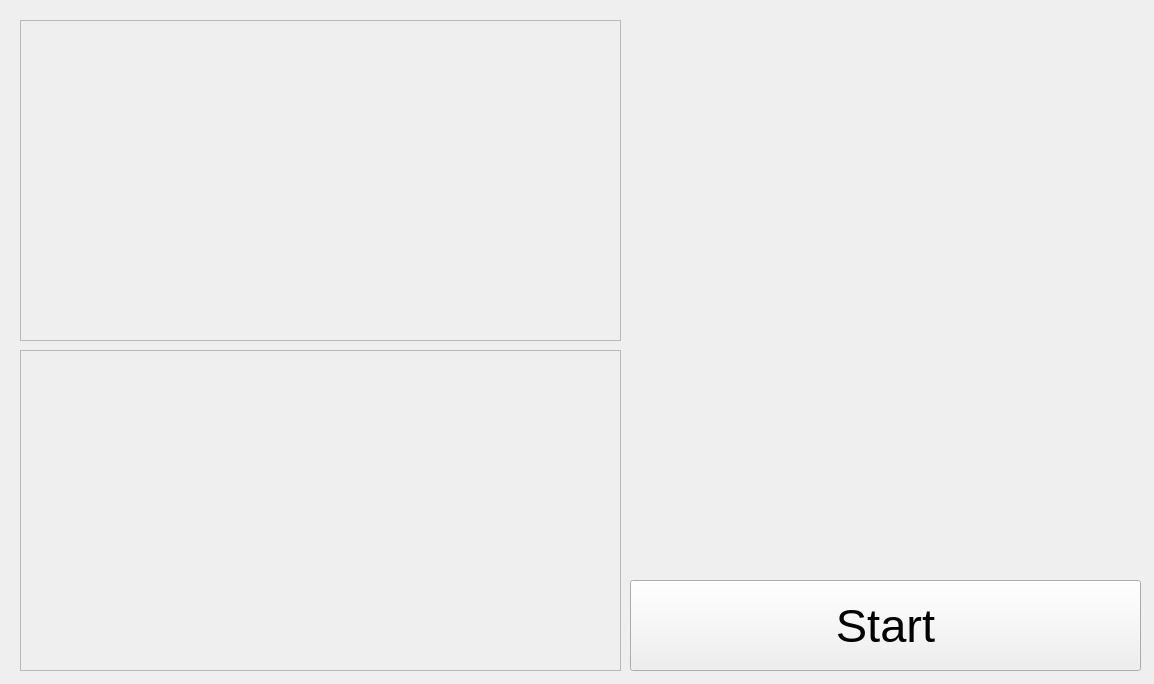
tentone/cork, file gui/corkselector/mainwindow.ui: the form before one commit.
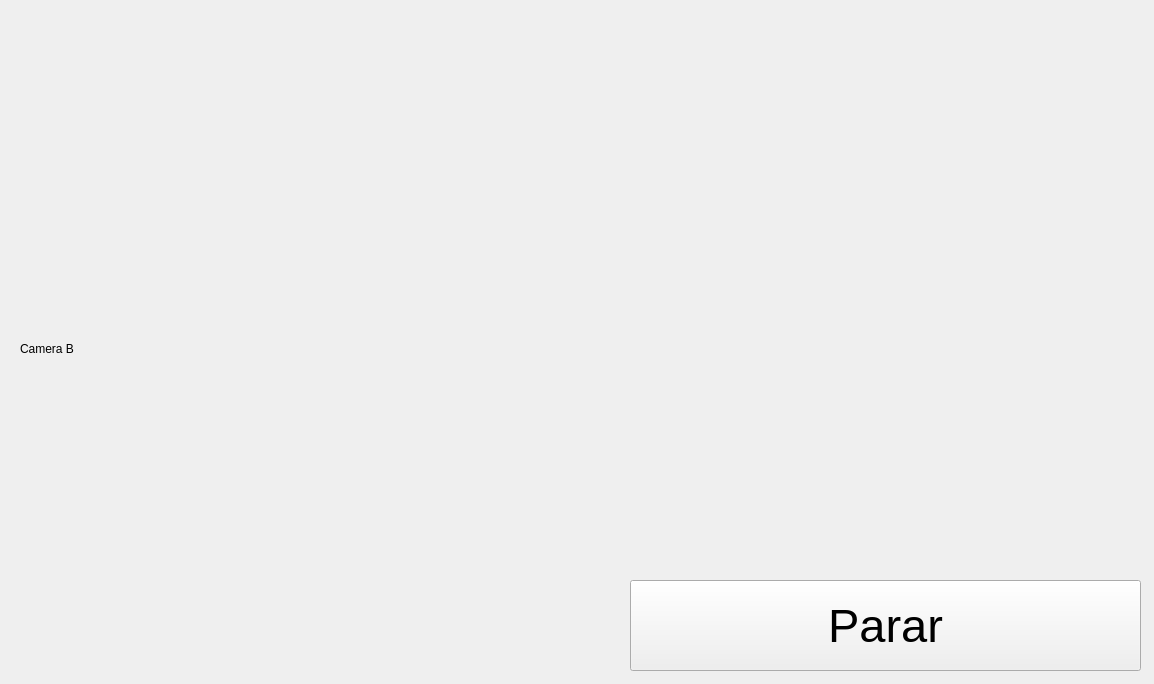
The form after the commit.

Commit message: Display image on QLabel

Diff of the .ui file:
```diff
--- a/gui/corkselector/mainwindow.ui
+++ b/gui/corkselector/mainwindow.ui
@@ -30,39 +30,33 @@
      </font>
     </property>
     <property name="text">
-     <string>Start</string>
+     <string>Parar</string>
     </property>
    </widget>
-   <widget class="QFrame" name="frame">
+   <widget class="QLabel" name="label_camera_b">
     <property name="geometry">
      <rect>
       <x>20</x>
-      <y>20</y>
-      <width>601</width>
-      <height>321</height>
+      <y>340</y>
+      <width>391</width>
+      <height>17</height>
      </rect>
     </property>
-    <property name="frameShape">
-     <enum>QFrame::StyledPanel</enum>
+    <property name="text">
+     <string>Camera B</string>
     </property>
-    <property name="frameShadow">
-     <enum>QFrame::Raised</enum>
-    </property>
    </widget>
-   <widget class="QFrame" name="frame_2">
+   <widget class="QLabel" name="label_camera_a">
     <property name="geometry">
      <rect>
       <x>20</x>
-      <y>350</y>
-      <width>601</width>
+      <y>10</y>
+      <width>571</width>
       <height>321</height>
      </rect>
     </property>
-    <property name="frameShape">
-     <enum>QFrame::StyledPanel</enum>
-    </property>
-    <property name="frameShadow">
-     <enum>QFrame::Raised</enum>
+    <property name="text">
+     <string/>
     </property>
    </widget>
   </widget>
```
Left out of the diff: 2 changed lines with no effect on the pictures. The commit also changes 5 other files.
